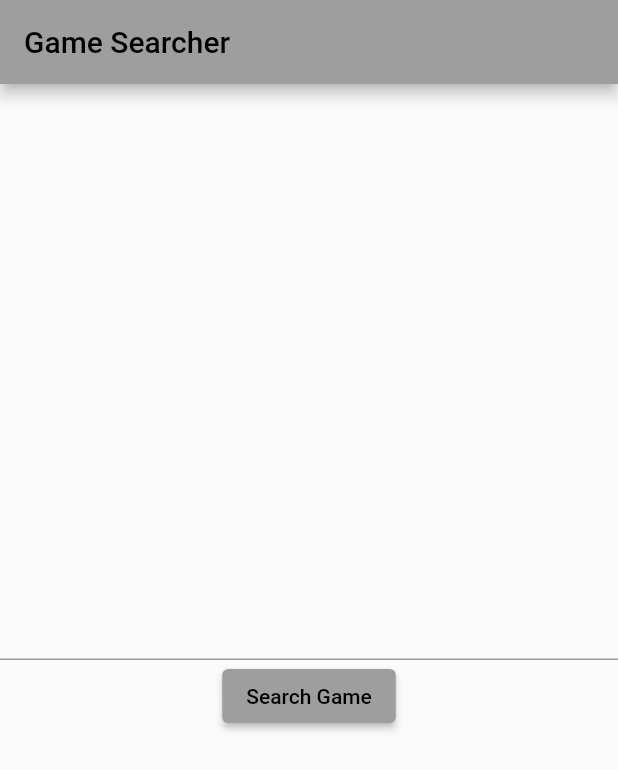
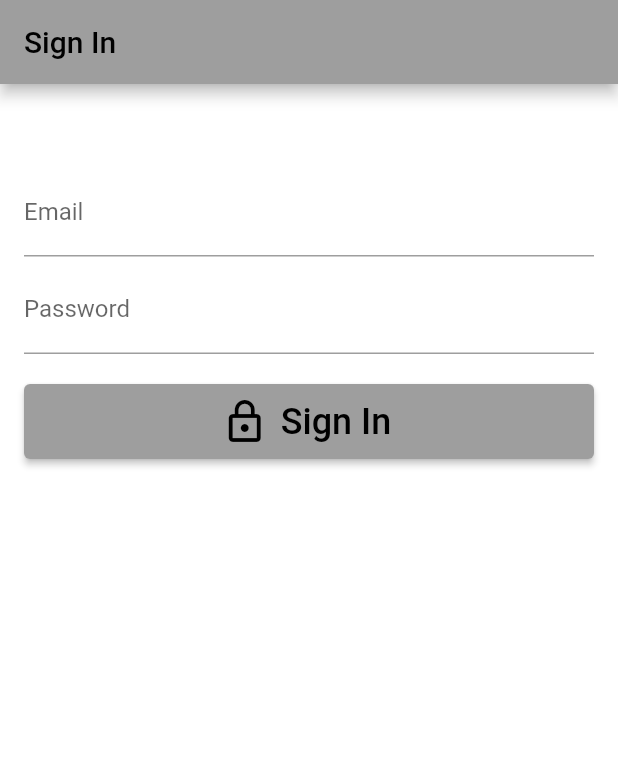
Before and after one commit to Taks7/Flutter-App-With-Firebase, a Flutter app: the screen it shows after launch, on a phone screen of 412 x 824 dp. Shown: the top 770 px of the screen. Run offline on Flutter 3.47's test engine with Material 2 defaults, Android fonts, the phone set to English and light mode, and no system bars; our stand-ins replace cloud_firestore, file_picker, firebase_auth, firebase_core, firebase_storage, flutter_rating_bar and 1 more; missing offline and left inert: flutter_animated_button; accounts and stored records are empty.

Commit message:
Added a new Sign in mechanic to the app + Animated Button at the start
Still need to implement the logOut

```diff
--- a/games_score/lib/main.dart
+++ b/games_score/lib/main.dart
@@ -3,6 +3,7 @@ import 'package:flutter/material.dart';
 import 'package:games_score/firebase_options.dart';
 import 'package:games_score/screens/details_screen.dart';
 import 'package:games_score/screens/game_screen.dart';
+import 'package:games_score/screens/login_screen.dart';
 import 'package:games_score/screens/screenshots_screen.dart';
 import 'package:games_score/screens/search_games.dart';
 //import 'package:games_score/screens/chat_list_screen.dart';
@@ -24,8 +25,9 @@ class MyApp extends StatelessWidget {
     return MaterialApp(
       title: "Games Review",
       theme: ThemeData(primarySwatch: Colors.grey),
-      initialRoute: '/search-games',
+      initialRoute: '/login-screen',
       routes: {
+        '/login-screen': (context) => login_screen(),
         '/game-screen': (context) => game_screen(),
         '/search-games': (context) => search_games(),
         '/details-games': (context) => details_screen(),
--- /dev/null
+++ b/games_score/lib/screens/login_screen.dart
@@ -0,0 +1,128 @@
+import 'package:firebase_auth/firebase_auth.dart';
+import 'package:flutter_animated_button/flutter_animated_button.dart';
+import 'package:games_score/model/games.dart';
+import 'package:flutter/material.dart';
+import 'package:games_score/screens/screenshots_screen.dart';
+import 'package:games_score/screens/search_games.dart';
+import 'package:games_score/widgets/login_widget.dart';
+import 'package:google_fonts/google_fonts.dart';
+/*
+class login_screen extends StatefulWidget {
+  const login_screen({Key? key}) : super(key: key);
+
+  @override
+  State<login_screen> createState() => _loginScreenState();
+}
+
+class _loginScreenState extends State<login_screen> {
+  @override
+  Widget build(BuildContext context) {
+    return Scaffold(
+      appBar: AppBar(title: const Text("Sign In")),
+      body: StreamBuilder<User?>(
+        stream: FirebaseAuth.instance.authStateChanges(),
+        builder: ((context, snapshot) {
+          if (snapshot.hasData) {
+            return screenshots_screen();
+          } else {
+            return LoginWidget();
+          }
+        }),
+      ),
+    );
+  }
+}
+*/
+
+//We have used https://pub.dev/packages/flutter_animated_button
+//for the animated button and we have also used
+//https://pub.dev/packages/google_fonts for the different font
+
+class login_screen extends StatefulWidget {
+  @override
+  _loginScreenState createState() => _loginScreenState();
+}
+
+class _loginScreenState extends State<login_screen>
+    with TickerProviderStateMixin {
+  final emailController = TextEditingController();
+  final passwordController = TextEditingController();
+
+  @override
+  void dispose() {
+    emailController.dispose();
+    passwordController.dispose();
+
+    super.dispose();
+  }
+
+  @override
+  Widget build(BuildContext context) {
+    return Scaffold(
+      appBar: AppBar(title: const Text("Sign In")),
+      backgroundColor: Colors.white,
+      body: StreamBuilder<User?>(
+        stream: FirebaseAuth.instance.authStateChanges(),
+        builder: ((context, snapshot) {
+          if (snapshot.hasData) {
+            return Align(
+              alignment: Alignment.center,
+              child: AnimatedButton.strip(
+                animatedOn: AnimatedOn.onHover,
+                width: 400,
+                height: 140,
+                text: 'TAP',
+                isReverse: true,
+                selectedTextColor: Colors.white,
+                stripTransitionType: StripTransitionType.LEFT_TO_RIGHT,
+                selectedBackgroundColor: Colors.black,
+                textStyle: GoogleFonts.nunito(
+                    fontSize: 48,
+                    letterSpacing: 5,
+                    color: Colors.black,
+                    fontWeight: FontWeight.w300),
+                onPress: () {
+                  setState(() {
+                    Navigator.of(context).pushNamed(
+                      '/search-games',
+                      //arguments: title,
+                    );
+                  });
+                },
+              ),
+            );
+          } else {
+            return LoginWidget();
+          }
+        }),
+      ),
+    );
+  }
+
+  Future signIn() async {
+    await FirebaseAuth.instance.signInWithEmailAndPassword(
+        email: emailController.text.trim(),
+        password: passwordController.text.trim());
+  }
+}
+/*
+AnimatedButton(
+                width: 200,
+                text: 'TAP',
+                selectedTextColor: Colors.black,
+                transitionType: TransitionType.CENTER_TB_IN,
+                textStyle: TextStyle(
+                    fontSize: 28,
+                    letterSpacing: 5,
+                    color: Colors.deepOrange,
+                    fontWeight: FontWeight.w300),
+                onPress: () {
+                  setState(() {
+                    Navigator.of(context).pushNamed(
+                      '/search-games',
+                      //arguments: title,
+                    );
+                  });
+                },
+              ),
+*/
--- /dev/null
+++ b/games_score/lib/widgets/login_widget.dart
@@ -0,0 +1,70 @@
+import 'package:firebase_auth/firebase_auth.dart';
+import 'package:firebase_core/firebase_core.dart';
+import 'package:flutter/material.dart';
+
+class LoginWidget extends StatefulWidget {
+  @override
+  _LoginWidgetState createState() => _LoginWidgetState();
+}
+
+class _LoginWidgetState extends State<LoginWidget> {
+  final emailController = TextEditingController();
+  final passwordController = TextEditingController();
+
+  @override
+  void dispose() {
+    emailController.dispose();
+    passwordController.dispose();
+
+    super.dispose();
+  }
+
+  @override
+  Widget build(BuildContext context) => SingleChildScrollView(
+        padding: EdgeInsets.all(16),
+        child: Column(
+          mainAxisAlignment: MainAxisAlignment.center,
+          children: [
+            SizedBox(
+              height: 40,
+            ),
+            TextField(
+              controller: emailController,
+              cursorColor: Colors.amber,
+              textInputAction: TextInputAction.next,
+              decoration: InputDecoration(labelText: "Email"),
+              obscureText: true,
+            ),
+            SizedBox(height: 6),
+            TextField(
+              controller: passwordController,
+              cursorColor: Colors.amber,
+              textInputAction: TextInputAction.done,
+              decoration: InputDecoration(labelText: "Password"),
+              obscureText: true,
+            ),
+            SizedBox(height: 20),
+            ElevatedButton.icon(
+              style: ElevatedButton.styleFrom(
+                minimumSize: Size.fromHeight(50),
+              ),
+              icon: Icon(
+                Icons.lock_outline,
+                size: 32,
+              ),
+              label: Text(
+                "Sign In",
+                style: TextStyle(fontSize: 24),
+              ),
+              onPressed: signIn,
+            )
+          ],
+        ),
+      );
+
+  Future signIn() async {
+    await FirebaseAuth.instance.signInWithEmailAndPassword(
+        email: emailController.text.trim(),
+        password: passwordController.text.trim());
+  }
+}
--- a/games_score/pubspec.yaml
+++ b/games_score/pubspec.yaml
@@ -39,6 +39,9 @@ dependencies:
   flutter_rating_bar: ^4.0.1
   cloud_firestore: ^4.2.0
   file_picker: ^5.2.5
+  firebase_auth: ^4.2.5
+  flutter_animated_button: ^2.0.2
+  google_fonts: ^4.0.1
 
 dev_dependencies:
   flutter_test:
```
Also changed, not shown: games_score/pubspec.lock.
